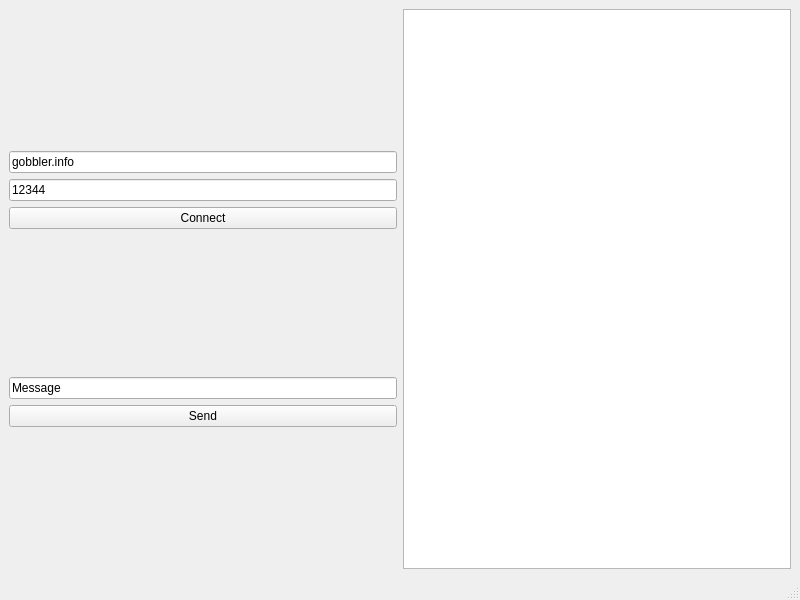
Above: fileshareqt/mainwindow.ui from Tomas-Deane/FileShare before the change. Below: the same form after it.
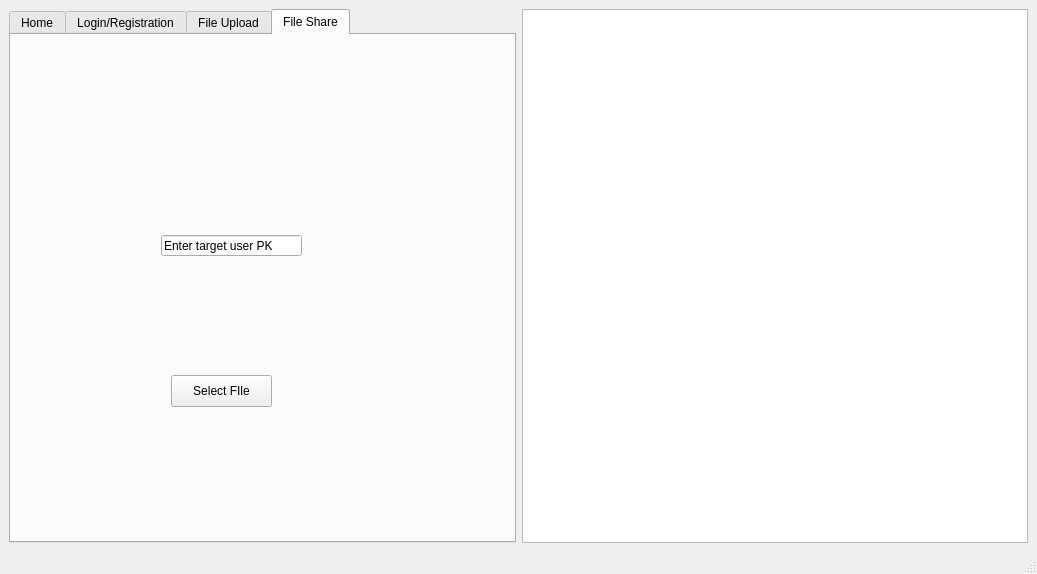
That is the form after the change. The open tabs and pages were chosen to show the change. Icons and pictures are not drawn.

Commit message: updated ui with home image and login/signup screen

The edit to the form file:
```diff
--- a/fileshareqt/mainwindow.ui
+++ b/fileshareqt/mainwindow.ui
@@ -6,75 +6,177 @@
    <rect>
     <x>0</x>
     <y>0</y>
-    <width>800</width>
-    <height>600</height>
+    <width>1037</width>
+    <height>574</height>
    </rect>
   </property>
   <property name="windowTitle">
    <string>MainWindow</string>
   </property>
   <widget class="QWidget" name="centralwidget">
-   <layout class="QVBoxLayout" name="verticalLayout_4">
+   <layout class="QVBoxLayout" name="verticalLayout_2">
     <item>
      <layout class="QHBoxLayout" name="horizontalLayout">
       <item>
-       <layout class="QVBoxLayout" name="verticalLayout_3">
-        <item>
-         <layout class="QVBoxLayout" name="verticalLayout">
+       <widget class="QTabWidget" name="tabWidget">
+        <property name="currentIndex">
+         <number>0</number>
+        </property>
+        <widget class="QWidget" name="Home">
+         <attribute name="title">
+          <string>Home</string>
+         </attribute>
+         <layout class="QHBoxLayout" name="horizontalLayout_2">
           <item>
-           <widget class="QLineEdit" name="hostLineEdit">
-            <property name="text">
-             <string>gobbler.info</string>
+           <widget class="QLabel" name="label">
+            <property name="sizePolicy">
+             <sizepolicy hsizetype="Ignored" vsizetype="Ignored">
+              <horstretch>0</horstretch>
+              <verstretch>0</verstretch>
+             </sizepolicy>
             </property>
-           </widget>
-          </item>
-          <item>
-           <widget class="QLineEdit" name="portLineEdit">
             <property name="text">
-             <string>12344</string>
+             <string/>
             </property>
-           </widget>
-          </item>
-          <item>
-           <widget class="QPushButton" name="connectButton">
-            <property name="text">
-             <string>Connect</string>
+            <property name="pixmap">
+             <pixmap>nrmc_image.png</pixmap>
             </property>
            </widget>
           </item>
          </layout>
-        </item>
-        <item>
-         <layout class="QVBoxLayout" name="verticalLayout_2">
+        </widget>
+        <widget class="QWidget" name="Login_Register">
+         <attribute name="title">
+          <string>Login/Registration</string>
+         </attribute>
+         <layout class="QVBoxLayout" name="verticalLayout_3">
           <item>
-           <widget class="QLineEdit" name="inputLineEdit">
-            <property name="text">
-             <string>Message</string>
-            </property>
-            <property name="readOnly">
-             <bool>false</bool>
-            </property>
-           </widget>
+           <layout class="QVBoxLayout" name="verticalLayout">
+            <item>
+             <widget class="QLineEdit" name="usernameLineEdit">
+              <property name="text">
+               <string>username</string>
+              </property>
+             </widget>
+            </item>
+            <item>
+             <widget class="QLineEdit" name="passwordLineEdit">
+              <property name="text">
+               <string>password</string>
+              </property>
+             </widget>
+            </item>
+            <item>
+             <widget class="QPushButton" name="signupButton">
+              <property name="text">
+               <string>Sign Up</string>
+              </property>
+             </widget>
+            </item>
+            <item>
+             <widget class="QPushButton" name="loginButton">
+              <property name="text">
+               <string>Log In</string>
+              </property>
+             </widget>
+            </item>
+           </layout>
           </item>
-          <item>
-           <widget class="QPushButton" name="sendButton">
-            <property name="text">
-             <string>Send</string>
-            </property>
-           </widget>
-          </item>
          </layout>
-        </item>
-       </layout>
+        </widget>
+        <widget class="QWidget" name="tab_3">
+         <attribute name="title">
+          <string>File Upload</string>
+         </attribute>
+         <widget class="QPushButton" name="pushButton">
+          <property name="geometry">
+           <rect>
+            <x>140</x>
+            <y>190</y>
+            <width>101</width>
+            <height>32</height>
+           </rect>
+          </property>
+          <property name="text">
+           <string>Select File</string>
+          </property>
+         </widget>
+         <widget class="QPushButton" name="pushButton_2">
+          <property name="geometry">
+           <rect>
+            <x>140</x>
+            <y>350</y>
+            <width>101</width>
+            <height>32</height>
+           </rect>
+          </property>
+          <property name="text">
+           <string>Upload File</string>
+          </property>
+         </widget>
+        </widget>
+        <widget class="QWidget" name="tab">
+         <attribute name="title">
+          <string>File Share</string>
+         </attribute>
+         <widget class="QLineEdit" name="lineEdit">
+          <property name="geometry">
+           <rect>
+            <x>150</x>
+            <y>200</y>
+            <width>141</width>
+            <height>21</height>
+           </rect>
+          </property>
+          <property name="text">
+           <string>Enter target user PK</string>
+          </property>
+         </widget>
+         <widget class="QPushButton" name="pushButton_3">
+          <property name="geometry">
+           <rect>
+            <x>160</x>
+            <y>340</y>
+            <width>101</width>
+            <height>32</height>
+           </rect>
+          </property>
+          <property name="text">
+           <string>Select FIle</string>
+          </property>
+         </widget>
+         <widget class="QPushButton" name="pushButton_4">
+          <property name="geometry">
+           <rect>
+            <x>290</x>
+            <y>510</y>
+            <width>101</width>
+            <height>32</height>
+           </rect>
+          </property>
+          <property name="text">
+           <string>Share</string>
+          </property>
+         </widget>
+        </widget>
+       </widget>
       </item>
       <item>
-       <widget class="QTextEdit" name="logTextEdit"/>
+       <widget class="QPlainTextEdit" name="consoleTextEdit">
+        <property name="sizePolicy">
+         <sizepolicy hsizetype="MinimumExpanding" vsizetype="Expanding">
+          <horstretch>0</horstretch>
+          <verstretch>0</verstretch>
+         </sizepolicy>
+        </property>
+       </widget>
       </item>
      </layout>
     </item>
    </layout>
   </widget>
-  <widget class="QMenuBar" name="menubar">
+  <widget class="QStatusBar" name="statusbar"/>
+  <widget class="QMenuBar" name="menuBar">
    <property name="geometry">
     <rect>
      <x>0</x>
@@ -84,7 +186,6 @@
     </rect>
    </property>
   </widget>
-  <widget class="QStatusBar" name="statusbar"/>
  </widget>
  <resources/>
  <connections/>
```
Left out of the diff: 5 changed lines with no effect on the pictures. The commit also changes 5 other files.
